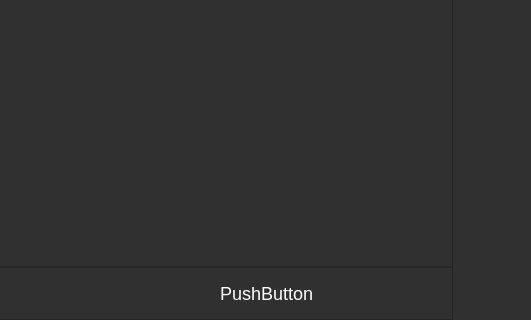
PyFlat-Studios-JR/Plant-The-Bomb, file mainwindow.ui: the form before one commit; both pictures show x 369 to 900 and y 180 to 500 of the 900 by 500 pixel window.
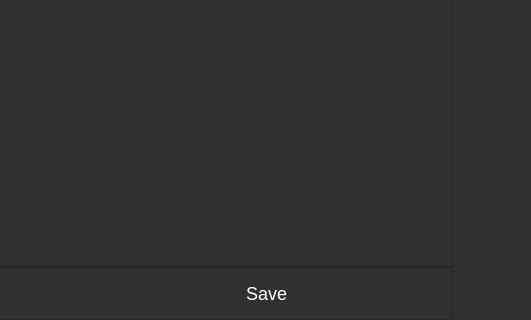
The form after the commit. Icons and pictures are not drawn. Custom widgets are drawn as their Qt base class.

```diff
--- a/mainwindow.ui
+++ b/mainwindow.ui
@@ -1073,7 +1073,7 @@
                    <item>
                     <widget class="QPushButton" name="pushButton_4">
                      <property name="text">
-                      <string>PushButton</string>
+                      <string>Save</string>
                      </property>
                     </widget>
                    </item>
```
